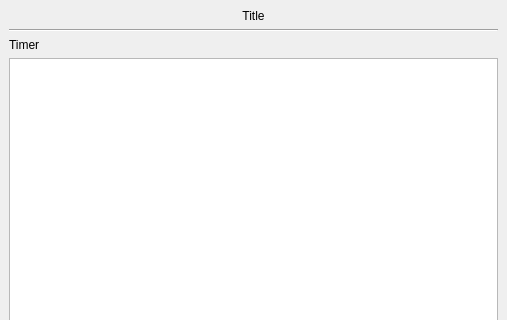
Qt form src/templates/comprehension/comprehensionsimulator.ui (BuildmLearn/BuildmLearn-Toolkit) before a commit; both pictures show x 0 to 507 and y 0 to 320 of the 507 by 531 pixel window.
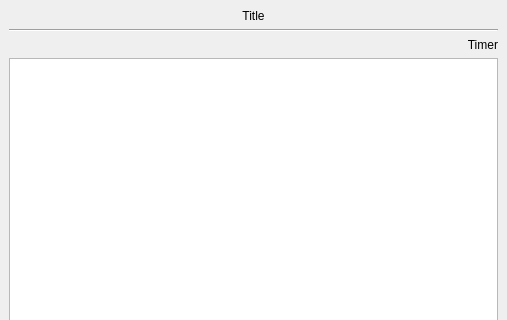
The same form after that commit. The open tabs and pages were chosen to show the change. Custom widgets are drawn as their Qt base class.

What changed in the file:
```diff
--- a/src/templates/comprehension/comprehensionsimulator.ui
+++ b/src/templates/comprehension/comprehensionsimulator.ui
@@ -211,6 +211,9 @@
          <property name="text">
           <string>Timer</string>
          </property>
+         <property name="alignment">
+          <set>Qt::AlignRight|Qt::AlignTrailing|Qt::AlignVCenter</set>
+         </property>
         </widget>
        </item>
        <item>
```
Left out of the diff: 11 changed lines with no effect on the pictures.
